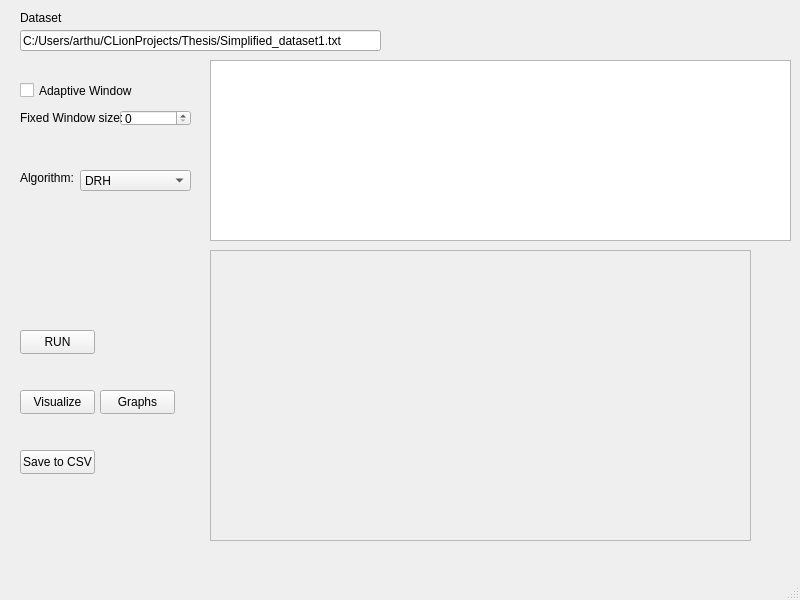
The window that MainWindow.ui (ArthurVGitHub/RealTime-Data-Compression-Simulator) describes before a commit, drawn with Qt 5.
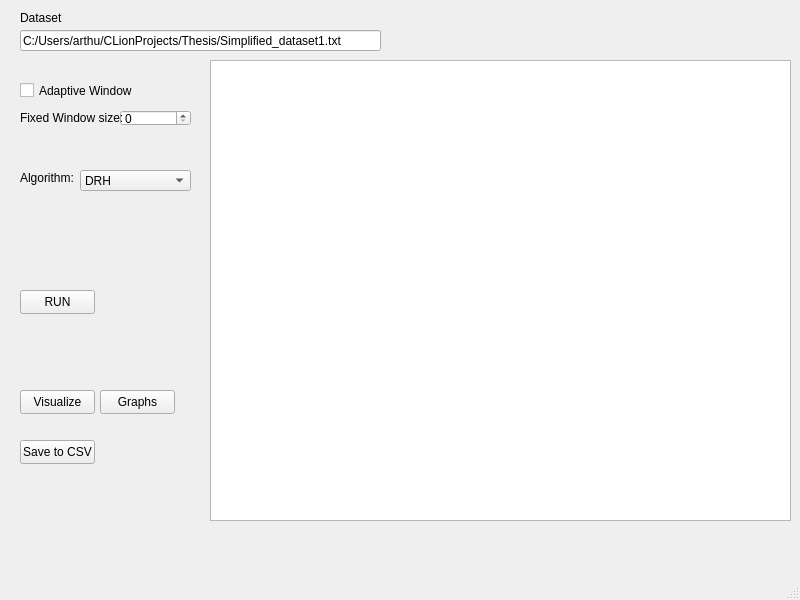
The same window after the commit.

Commit message: removed unecessary comments

Diff of the .ui file:
```diff
--- a/MainWindow.ui
+++ b/MainWindow.ui
@@ -18,7 +18,7 @@
     <property name="geometry">
      <rect>
       <x>20</x>
-      <y>330</y>
+      <y>290</y>
       <width>75</width>
       <height>24</height>
      </rect>
@@ -33,7 +33,7 @@
       <x>210</x>
       <y>60</y>
       <width>581</width>
-      <height>181</height>
+      <height>461</height>
      </rect>
     </property>
    </widget>
@@ -160,7 +160,7 @@
     <property name="geometry">
      <rect>
       <x>20</x>
-      <y>450</y>
+      <y>440</y>
       <width>75</width>
       <height>24</height>
      </rect>
@@ -234,26 +234,6 @@
      <string>Graphs</string>
     </property>
    </widget>
-   <widget class="QFrame" name="framePlots">
-    <property name="geometry">
-     <rect>
-      <x>210</x>
-      <y>250</y>
-      <width>541</width>
-      <height>291</height>
-     </rect>
-    </property>
-    <property name="styleSheet">
-     <string notr="true"/>
-    </property>
-    <property name="frameShape">
-     <enum>QFrame::Shape::StyledPanel</enum>
-    </property>
-    <property name="frameShadow">
-     <enum>QFrame::Shadow::Raised</enum>
-    </property>
-    <layout class="QGridLayout" name="gridLayout"/>
-   </widget>
   </widget>
   <widget class="QMenuBar" name="menubar">
    <property name="geometry">
```
The commit also changes 1 other file.
